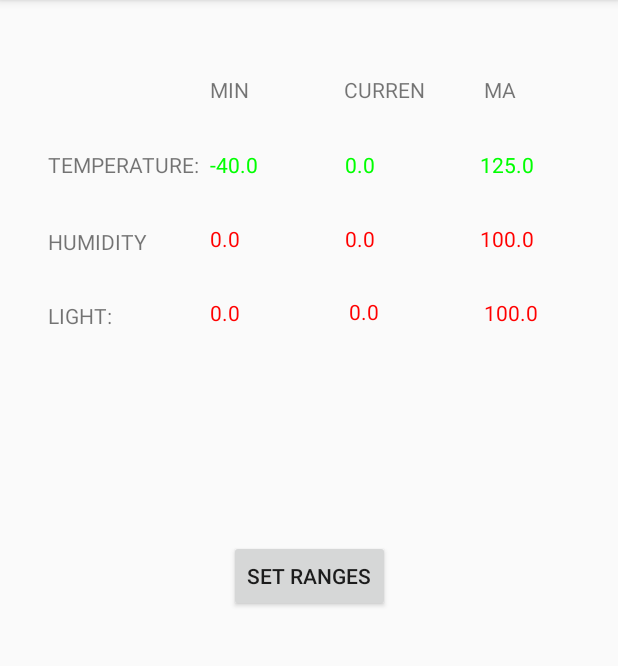
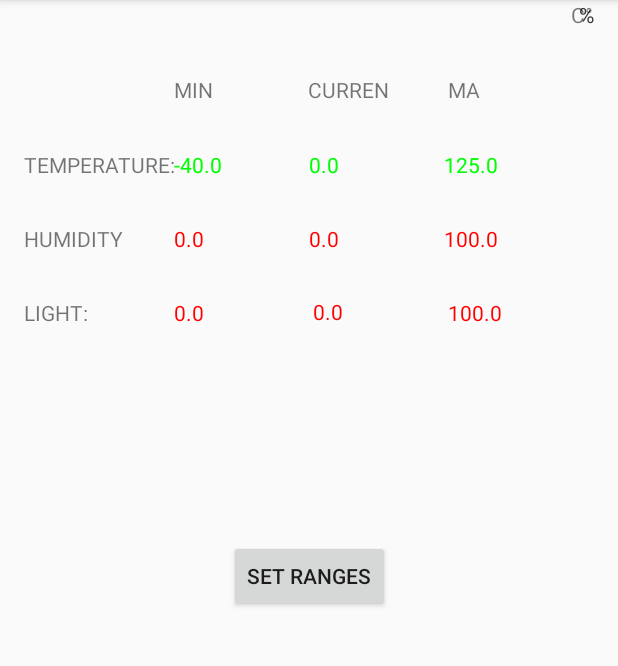
Before and after one commit to alex-clarke/CSCI3130-Group11, an Android app: the SetRanges screen opened directly, with no data from a screen before it, after a tap on "SET CHANGES", on a phone screen of 412 x 824 dp, the part 84-750 px from its top. Run offline under Robolectric (Android 15) with nearby library versions, the phone set to English and light mode, and no system bars; 2 other taps on this screen came first.

Commit message:
Back Button from current Data and Set ranges goes back to updated previous activity.
User Input should work (at least from my testing)

Broadcast class was created to create background process)

NotificationGenerator class was created to create notifications.

Util class was altered to allowed object creation during background processes and data storage

SetRanges and DisplayCurrent was altered to allow the app to stored data. From now, key values stored the data and objects update from them.

MainMethod was altered to Create an alarmButton-> this needs to be changed but allows testing (review on next meeting)

TODO-> UPDATE CURRENT DATA FROM DATA BASE , CREATE SETTINGS AND SETTINGS OPTIONS.

```diff
--- a/app/src/main/AndroidManifest.xml
+++ b/app/src/main/AndroidManifest.xml
@@ -1,6 +1,9 @@
 <?xml version="1.0" encoding="utf-8"?>
 <manifest xmlns:android="http://schemas.android.com/apk/res/android"
     package="com.csci3130_group11.csci3130_group11">
+
+    <uses-permission android:name="com.android.alarm.permission.SET_ALARM" />
+    <uses-permission android:name="android.permission.SEND_SMS" />
 
     <application
         android:allowBackup="true"
@@ -19,7 +22,8 @@
         <activity android:name=".DisplayHistoricalData" />
         <activity android:name=".DisplayCurrentData" />
         <activity android:name=".SetRanges" />
-        <activity android:name=".Settings"></activity>
+        <activity android:name=".Settings">/></activity>
+        <receiver android:name=".BroadcastAlarm" />
     </application>
 
 </manifest>
--- a/app/src/main/java/com/csci3130_group11/csci3130_group11/DisplayCurrentData.java
+++ b/app/src/main/java/com/csci3130_group11/csci3130_group11/DisplayCurrentData.java
@@ -2,8 +2,10 @@ package com.csci3130_group11.csci3130_group11;
 
 import android.content.Context;
 import android.content.Intent;
+import android.content.SharedPreferences;
 import android.graphics.Color;
 import android.os.Bundle;
+import android.preference.PreferenceManager;
 import android.support.v7.app.AppCompatActivity;
 import android.view.View;
 import android.widget.Button;
@@ -37,20 +39,16 @@ public class DisplayCurrentData extends AppCompatActivity implements View.OnClic
      */
     Button setRangesButton;
 
+    /**
+     * Constructor to create Objects for background process
+     */
+
     @Override
     protected void onCreate(Bundle savedInstanceState) {
         super.onCreate(savedInstanceState);
         setContentView(R.layout.activity_display_current_data);
 
-        /*
-        Obtained the intent that started this activity
-         */
-        Intent intent = getIntent();
 
-        /*
-        Objects representing the data are assigned here.
-         */
-       // Util.assignObjects(t, h, l);
         /*
         Objects
          */
@@ -74,7 +72,10 @@ public class DisplayCurrentData extends AppCompatActivity implements View.OnClic
          */
         setRangesButton = (Button) findViewById(R.id.change_range_button);
         setRangesButton.setOnClickListener(this);
-        toastWarning();
+        /*
+        Sets the saved ranges
+         */
+        Util.retrieveSavedRanges(getApplicationContext());
         /*
         Data gets displayed
          */
@@ -86,9 +87,9 @@ public class DisplayCurrentData extends AppCompatActivity implements View.OnClic
 
     }
 
-    /*
-        Displays the data and verifies that data is within the requested parameters. If not error
-        message is displayes along with a toast.
+    /**
+     * Displays the data and verifies that data is within the requested parameters.
+     * If not error message is displayes along with a toast.
      */
     public void displayData(TextView current, TextView low, TextView high, Measurement data){
 
@@ -108,20 +109,20 @@ public class DisplayCurrentData extends AppCompatActivity implements View.OnClic
         }
     }
 
-    /*
-    Set the text for the TextViews.
+    /**
+     *Set the text for the TextViews.
      */
     public void setData(TextView current, TextView low, TextView high, Measurement data){
-        current.setText(data.getCurrent() + "");
+        current.setText(Double.toString(data.getCurrent()));
         low.setText(data.getUserInputedRangeLower()+ "");
         high.setText(data.getUserInputedRangeUpper()+ "");
     }
 
-    /*
-    Toast for error
+
+    /**
+     * Toast for error
      */
     public void toastWarning(){
-
         Context context = getApplicationContext();
         CharSequence text = "WARNING: SOMETHING IS OUT OF RANGE";
         int duration = Toast.LENGTH_SHORT;
@@ -129,12 +130,23 @@ public class DisplayCurrentData extends AppCompatActivity implements View.OnClic
         toast.show();
     }
 
-    /*
-    After pressing the bottom set Ranges it creates a new activity
+    /**
+     *After pressing the bottom set Ranges it creates a new activity
      */
     public void onClick(View v){
         Intent intent = new Intent(DisplayCurrentData.this, SetRanges.class);
         startActivity(intent);
     }
 
+    /**
+     * Refresh previous activity with updated data
+     */
+    @Override
+    public void onBackPressed() {
+        super.onBackPressed();
+        startActivity(new Intent(this, MainActivity.class));
+    }
+
+
+
 }
--- a/app/src/main/java/com/csci3130_group11/csci3130_group11/Light.java
+++ b/app/src/main/java/com/csci3130_group11/csci3130_group11/Light.java
@@ -1,10 +1,14 @@
 package com.csci3130_group11.csci3130_group11;
+
+import android.content.SharedPreferences;
+import android.preference.PreferenceManager;
 
 /**
  * Created by aclarke on 2017-06-06.
  */
 
 public class Light extends Measurement {
+
     public Light(){
         super();
         deviceRangeLower=0;
@@ -28,4 +32,5 @@ public class Light extends Measurement {
         userInputedRangeLower=low;
         userInputedRangeUpper=high;
     }
+
 }
--- a/app/src/main/java/com/csci3130_group11/csci3130_group11/Measurement.java
+++ b/app/src/main/java/com/csci3130_group11/csci3130_group11/Measurement.java
@@ -1,11 +1,15 @@
 package com.csci3130_group11.csci3130_group11;
+
+import android.app.Activity;
+import android.content.SharedPreferences;
+import android.preference.PreferenceManager;
 
 /**
  * Created by Kyle on 2017-06-04.
  */
 
 
-public class Measurement {
+public class Measurement extends Activity{
 
     protected double userInputedRangeLower;
     protected double userInputedRangeUpper;
@@ -13,8 +17,10 @@ public class Measurement {
     protected double deviceRangeUpper;
     protected double current;
 
+
     protected Measurement(){
 
+        current = 0;
     }
 
     protected boolean checkMeasurement(double val){
@@ -117,4 +123,16 @@ public class Measurement {
     public void setCurrent(double current) {
         this.current = current;
     }
+
+    /**
+     * Static method to check measurements during background process
+     * @param upperRange
+     * @param lowerRange
+     * @param current
+     * @return
+     */
+    public static boolean checkRanges(double upperRange, double lowerRange, double current){
+
+        return (current>lowerRange && current<upperRange);
+    }
 }
--- a/app/src/main/java/com/csci3130_group11/csci3130_group11/SetRanges.java
+++ b/app/src/main/java/com/csci3130_group11/csci3130_group11/SetRanges.java
@@ -1,15 +1,16 @@
 package com.csci3130_group11.csci3130_group11;
 
 import android.content.Intent;
+import android.content.SharedPreferences;
 import android.graphics.Color;
 import android.os.Bundle;
+import android.preference.PreferenceManager;
 import android.support.v7.app.AppCompatActivity;
 import android.text.Editable;
 import android.text.TextWatcher;
 import android.view.View;
 import android.widget.Button;
 import android.widget.EditText;
-import android.widget.TextView;
 import android.widget.Toast;
 
 public class SetRanges extends AppCompatActivity implements View.OnClickListener {
@@ -24,11 +25,6 @@ public class SetRanges extends AppCompatActivity implements View.OnClickListener
     private EditText tempMin;
     private EditText lightMax;
     private EditText lightMin;
-
-    private TextView humidity;
-    private TextView temperature;
-    private TextView light;
-
     private Button clear;
     private Button increase;
     private Button decrease;
@@ -46,11 +42,6 @@ public class SetRanges extends AppCompatActivity implements View.OnClickListener
     protected void onCreate(Bundle savedInstanceState) {
         super.onCreate(savedInstanceState);
         setContentView(R.layout.activity_set_ranges);
-       /*
-        gets intent from parent activity. This is not required
-         */
-
-        Intent intent = getIntent();
 
                 /*
         Objects
@@ -69,9 +60,6 @@ public class SetRanges extends AppCompatActivity implements View.OnClickListener
         lightMax = (EditText) findViewById(R.id.light_max);
         lightMin = (EditText) findViewById(R.id.light_min);
 
-        temperature = (TextView) findViewById(R.id.text_temp);
-        humidity = (TextView) findViewById(R.id.text_humidity);
-        light = (TextView) findViewById((R.id.text_light));
 
         /*
         Assignes Buttons to variables
@@ -133,32 +121,20 @@ public class SetRanges extends AppCompatActivity implements View.OnClickListener
             //NO NEED FOR THIS
 
         }
-
-        @Override
         /**
          * If the string modified equals to one of the sets (max or min data) it will check for
          * user input. Empty strings are not allowed since it will make the app crash
          */
-        public void afterTextChanged(Editable s) {
-            if (humidityMax.getText().hashCode() == s.hashCode()||humidityMin.getText().hashCode() == s.hashCode())
-            {
-                isRangeEmpty(humidityMax, h.getDeviceRangeUpper());
-                isRangeEmpty(humidityMin, h.getDeviceRangeLower());//Changed from getDeviceLowerRange() - AClarke
-                checkRange(humidityMax, humidityMin, h,true);
-
+        public void afterTextChanged(Editable s){
+                try {
+                    if (humidityMax.getText().hashCode() == s.hashCode() || humidityMin.getText().hashCode() == s.hashCode()) {
+                        checkRange(humidityMax, humidityMin, h, true);
+                    } else if (tempMax.getText().hashCode() == s.hashCode() || tempMin.getText().hashCode() == s.hashCode()) {
+                        checkRange(tempMax, tempMin, t, true);
+                    } else if (lightMax.getText().hashCode() == s.hashCode() || lightMin.getText().hashCode() == s.hashCode()) {
+                        checkRange(lightMax, lightMin, l, true);
                     }
-            else if (tempMax.getText().hashCode() == s.hashCode()||tempMin.getText().hashCode() == s.hashCode())
-            {
-                isRangeEmpty(tempMax, t.getDeviceRangeUpper());
-                isRangeEmpty(tempMin,t.getDeviceRangeLower());//Changed from getDeviceLowerRange() - AClarke
-                checkRange(tempMax, tempMin,t ,true);
-            }
-            else if (lightMax.getText().hashCode() == s.hashCode()||lightMin.getText().hashCode() == s.hashCode())
-            {
-                isRangeEmpty(lightMax, l.getDeviceRangeUpper());
-                isRangeEmpty(lightMin,l.getDeviceRangeLower());//Changed from getDeviceLowerRange() - AClarke
-                checkRange(lightMax, lightMin,l ,true);
-            }
+                } catch (Exception e) {}
             }
     };
 
@@ -220,7 +196,7 @@ public class SetRanges extends AppCompatActivity implements View.OnClickListener
      * @param msg, String to be displayed
      */
     public void warningMessage ( String msg){
-        Toast toast = Toast.makeText(SetRanges.this, msg, Toast.LENGTH_LONG);
+        Toast toast = Toast.makeText(SetRanges.this, msg, Toast.LENGTH_SHORT);
         toast.show();
 
     }
@@ -235,40 +211,54 @@ public class SetRanges extends AppCompatActivity implements View.OnClickListener
     public void changeSelectedRange(boolean addition){
 
             double value;
-
-
             /**
              * checks if user is requesting an addition ot a substraction
              */
             int addOrSub = 1;
-        if (!addition){addOrSub= -1 ;}
+            if (!addition) {
+                addOrSub = -1;
+            }
 
         /*
         selects the data from the selected editText.
          */
-        if (humidityMax.isFocused()){
+            if (humidityMax.isFocused()) {
+                //next if statement deals with empty string while parsing
+                if (humidityMax.getText().toString().equals("")) {
+                    humidityMax.setText(h.getUserInputedRangeUpper()+"");
+                }
                 value = Double.parseDouble(humidityMax.getText().toString()) + addOrSub;
-            humidityMax.setText(value+"");
+                humidityMax.setText(value + "");
+            } else if (humidityMin.isFocused()) {
+                if (humidityMin.getText().toString().equals("")) {
+                    humidityMin.setText(h.getUserInputedRangeLower()+"");
                 }
-        else if (humidityMin.isFocused()) {
                 value = Double.parseDouble(humidityMin.getText().toString()) + addOrSub;
-            humidityMin.setText(value+"");
+                humidityMin.setText(value + "");
+            } else if (tempMax.isFocused()) {
+                if (tempMax.getText().toString().equals("")) {
+                    tempMax.setText(t.getUserInputedRangeUpper()+"");
                 }
-        else if (tempMax.isFocused()) {
                 value = Double.parseDouble(tempMax.getText().toString()) + addOrSub;
-            tempMax.setText(value+"");
+                tempMax.setText(value + "");
+            } else if (tempMin.isFocused()) {
+                if (tempMin.getText().toString().equals("")) {
+                    tempMin.setText(t.getUserInputedRangeLower()+"");
                 }
-        else if (tempMin.isFocused()) {
                 value = Double.parseDouble(tempMin.getText().toString()) + addOrSub;
-            tempMin.setText(value+"");
+                tempMin.setText(value + "");
+            } else if (lightMax.isFocused()) {
+                if (lightMax.getText().toString().equals("")) {
+                    lightMax.setText(l.getUserInputedRangeUpper()+"");
                 }
-        else if(lightMax.isFocused()) {
                 value = Double.parseDouble(lightMax.getText().toString()) + addOrSub;
-            lightMax.setText(value+"");
+                lightMax.setText(value + "");
+            } else if (lightMin.isFocused()) {
+                if (lightMin.getText().toString().equals("")) {
+                    lightMin.setText(l.getUserInputedRangeLower()+"");
                 }
-        else if(lightMin.isFocused()) {
                 value = Double.parseDouble(lightMin.getText().toString()) + addOrSub;
-            lightMin.setText(value+"");
+                lightMin.setText(value + "");
             }
     }
 
@@ -313,23 +303,19 @@ public class SetRanges extends AppCompatActivity implements View.OnClickListener
     }
 
     /**
-     * sets object variables with inputted data
+     * Updates the ranges entered by user into their corresponing key values.
      */
     public void updateNewValues(){
 
-        double hMax = Double.parseDouble(humidityMax.getText().toString());
-        double hMin = Double.parseDouble(humidityMin.getText().toString());
-        double tMax = Double.parseDouble(tempMax.getText().toString());
-        double tMin = Double.parseDouble(tempMin.getText().toString());
-        double lMax = Double.parseDouble(lightMax.getText().toString());
-        double lMin = Double.parseDouble(lightMin.getText().toString());
+        SharedPreferences preferences = PreferenceManager.getDefaultSharedPreferences(getApplicationContext());
+        SharedPreferences.Editor savedData = preferences.edit();
 
-        h.setUserInputedRangeLower(hMin);
-        l.setUserInputedRangeLower(lMin);
-        t.setUserInputedRangeLower(tMin);
-        h.setUserInputedRangeUpper(hMax);
-        l.setUserInputedRangeUpper(lMax);
-        t.setUserInputedRangeUpper(tMax);
+        savedData.putString("TEMPERATURE_LOW", tempMin.getText().toString()).commit();
+        savedData.putString("TEMPERATURE_HIGH", tempMax.getText().toString()).commit();
+        savedData.putString("HUMIDITY_LOW", humidityMin.getText().toString()).apply();
+        savedData.putString("HUMIDITY_HIGH", humidityMax.getText().toString()).apply();
+        savedData.putString("LIGHT_LOW", lightMin.getText().toString()).apply();
+        savedData.putString("LIGHT_HIGH", lightMax.getText().toString()).apply();
 
     }
 
@@ -353,9 +339,17 @@ public class SetRanges extends AppCompatActivity implements View.OnClickListener
             setInitialValues();
         }
         else if(i==saveChanges.getId()){
+
+            isRangeEmpty(humidityMax, h.getUserInputedRangeUpper());
+            isRangeEmpty(humidityMin, h.getUserInputedRangeLower());
+            isRangeEmpty(tempMax, t.getUserInputedRangeUpper());
+            isRangeEmpty(tempMin,t.getUserInputedRangeLower());
+            isRangeEmpty(lightMax, l.getUserInputedRangeUpper());
+            isRangeEmpty(lightMin,l.getUserInputedRangeLower());
+
             if (checkAllRanges()){
-                // here we save the new information and update the data base.
                 updateNewValues();
+                warningMessage("RANGES HAVE BEEN SAVED");
                 Intent nextPage = new Intent(this, DisplayCurrentData.class);
                 startActivity(nextPage);
             }
@@ -365,4 +359,13 @@ public class SetRanges extends AppCompatActivity implements View.OnClickListener
 
         }
     }
+
+    /**
+     * Refresh previous activity with updated data
+     */
+    @Override
+    public void onBackPressed() {
+        super.onBackPressed();
+        startActivity(new Intent(this, DisplayCurrentData.class));
     }
+}
--- a/app/src/main/java/com/csci3130_group11/csci3130_group11/Util.java
+++ b/app/src/main/java/com/csci3130_group11/csci3130_group11/Util.java
@@ -4,12 +4,17 @@ package com.csci3130_group11.csci3130_group11;
  * Created by sr on 2017-06-08.
  */
 
-//lalalala
+
+
+import android.content.Context;
+import android.content.SharedPreferences;
+import android.preference.PreferenceManager;
+import android.support.v7.app.AppCompatActivity;
 
 import java.io.Serializable;
 import java.math.BigDecimal;
 
-public class Util implements Serializable{
+public class Util extends AppCompatActivity {
 
     /*
     Variables for objects
@@ -32,18 +37,15 @@ public class Util implements Serializable{
         return b1.subtract(b2).doubleValue();
     }
 
+    /**
+     * Method ot create Data Objects (Light, Temperature, Humidity) one set per Application Context
+     */
     public static void createDataObjects(){
 
         l = new Light();
         t = new Temperature();
         h = new Humidity();
 
-    }
-
-    public static void assignObjects(Temperature temperature, Humidity humidity, Light light){
-        temperature = t;
-        humidity = h;
-        light = l;
     }
 
     //Getters and Setters - AClarke
@@ -94,4 +96,46 @@ public class Util implements Serializable{
     public static void setTemperature(Temperature temperature) {
         t = temperature;
     }
+
+
+    /**
+     * Retrieves stored information
+     */
+    public static Context retrieveSavedRanges(Context context){
+
+
+        /*
+        Creates objects if they are null... Only during background process.
+         */
+        if (l==null||t==null||h==null){
+            createDataObjects();
+        }
+
+        SharedPreferences savedData = PreferenceManager.getDefaultSharedPreferences(context);
+
+        String teLow = savedData.getString("TEMPERATURE_LOW", Double.toString(t.getUserInputedRangeLower()));
+        String teHigh = savedData.getString("TEMPERATURE_HIGH", Double.toString(t.getUserInputedRangeUpper()));
+        String huLow = savedData.getString("HUMIDITY_LOW", Double.toString(h.getUserInputedRangeLower()));
+        String huHigh = savedData.getString("HUMIDITY_HIGH", Double.toString(h.getUserInputedRangeUpper()));
+        String liLow  = savedData.getString("LIGHT_LOW", Double.toString(l.getUserInputedRangeLower()));
+        String liHigh =  savedData.getString("LIGHT_HIGH", Double.toString(l.getUserInputedRangeUpper()));
+
+        // Parsing from String to Double
+        double hMax = Double.parseDouble(huHigh);
+        double hMin = Double.parseDouble(huLow );
+        double tMax = Double.parseDouble(teHigh);
+        double tMin = Double.parseDouble(teLow );
+        double lMax = Double.parseDouble(liHigh);
+        double lMin = Double.parseDouble(liLow );
+
+        h.setUserInputedRangeLower(hMin);
+        l.setUserInputedRangeLower(lMin);
+        t.setUserInputedRangeLower(tMin);
+        h.setUserInputedRangeUpper(hMax);
+        l.setUserInputedRangeUpper(lMax);
+        t.setUserInputedRangeUpper(tMax);
+
+        return context;
+
+    }
 }
--- a/app/src/main/res/layout/activity_display_current_data.xml
+++ b/app/src/main/res/layout/activity_display_current_data.xml
@@ -13,17 +13,17 @@
         android:layout_marginTop="100dp"
         android:text="TEMPERATURE:"
         app:layout_constraintTop_toTopOf="parent"
-        android:layout_marginLeft="32dp"
+        android:layout_marginLeft="16dp"
         app:layout_constraintLeft_toLeftOf="parent" />
 
     <TextView
         android:id="@+id/HUMIDITY_LABEL"
         android:layout_width="67dp"
         android:layout_height="17dp"
-        android:layout_marginTop="32dp"
+        android:layout_marginTop="30dp"
         android:text="HUMIDITY:"
         app:layout_constraintTop_toBottomOf="@+id/TEMPERATURE_LABEL"
-        android:layout_marginLeft="32dp"
+        android:layout_marginLeft="16dp"
         app:layout_constraintLeft_toLeftOf="parent" />
 
     <Button
@@ -56,7 +56,7 @@
         android:layout_marginTop="50dp"
         android:text="MIN         "
         app:layout_constraintTop_toTopOf="parent"
-        android:layout_marginLeft="140dp"
+        android:layout_marginLeft="116dp"
         app:layout_constraintLeft_toLeftOf="parent" />
 
     <TextView
@@ -73,7 +73,7 @@
         android:id="@+id/LIGHT_LABEL"
         android:layout_width="wrap_content"
         android:layout_height="wrap_content"
-        android:layout_marginLeft="32dp"
+        android:layout_marginLeft="16dp"
         android:layout_marginTop="32dp"
         android:text="LIGHT:"
         app:layout_constraintLeft_toLeftOf="parent"
@@ -86,7 +86,7 @@
         android:text="TextView"
         android:layout_marginTop="100dp"
         app:layout_constraintTop_toTopOf="parent"
-        android:layout_marginLeft="140dp"
+        android:layout_marginLeft="116dp"
         app:layout_constraintLeft_toLeftOf="parent" />
 
     <TextView
@@ -101,7 +101,7 @@
 
     <TextView
         android:id="@+id/MAX_T_RANGE"
-        android:layout_width="wrap_content"
+        android:layout_width="58dp"
         android:layout_height="17dp"
         android:text="TextView"
         app:layout_constraintTop_toTopOf="parent"
@@ -116,7 +116,7 @@
         android:text="TextView"
         android:layout_marginTop="32dp"
         app:layout_constraintTop_toBottomOf="@+id/MIN_T_RANGE"
-        android:layout_marginLeft="140dp"
+        android:layout_marginLeft="116dp"
         app:layout_constraintLeft_toLeftOf="parent" />
 
     <TextView
@@ -146,7 +146,7 @@
         android:text="TextView"
         android:layout_marginTop="32dp"
         app:layout_constraintTop_toBottomOf="@+id/MIN_H_RANGE"
-        android:layout_marginLeft="140dp"
+        android:layout_marginLeft="116dp"
         app:layout_constraintLeft_toLeftOf="parent" />
 
     <TextView
@@ -168,4 +168,32 @@
         android:text="TextView"
         app:layout_constraintLeft_toRightOf="@+id/CURRENT_L"
         app:layout_constraintTop_toBottomOf="@+id/MAX_H_RANGE" />
+
+    <TextView
+        android:id="@+id/textView"
+        android:layout_width="15dp"
+        android:layout_height="16dp"
+        android:text="C°"
+        tools:layout_editor_absoluteY="100dp"
+        android:layout_marginRight="16dp"
+        app:layout_constraintRight_toRightOf="parent" />
+
+    <TextView
+        android:id="@+id/textView2"
+        android:layout_width="wrap_content"
+        android:layout_height="wrap_content"
+        android:text="%"
+        tools:layout_editor_absoluteY="149dp"
+        android:layout_marginRight="16dp"
+        app:layout_constraintRight_toRightOf="parent" />
+
+    <TextView
+        android:id="@+id/textView3"
+        android:layout_width="wrap_content"
+        android:layout_height="wrap_content"
+        android:text="%"
+        tools:layout_editor_absoluteY="198dp"
+        android:layout_marginRight="16dp"
+        app:layout_constraintRight_toRightOf="parent" />
+
 </android.support.constraint.ConstraintLayout>
```
Also changed, not shown: app/src/main/java/com/csci3130_group11/csci3130_group11/BroadcastAlarm.java (added, +23 -0 lines), app/src/main/java/com/csci3130_group11/csci3130_group11/MainActivity.java (+30 -0 lines), app/src/main/java/com/csci3130_group11/csci3130_group11/NotificationGenerator.java (added, +127 -0 lines), app/src/main/res/layout/activity_main.xml (+10 -0 lines), app/src/main/res/layout/activity_set_ranges.xml (+6 -6 lines), app/src/main/res/drawable-xxxhdpi/flowering.png (added). Lines whose indentation alone changed are shown as unchanged.
